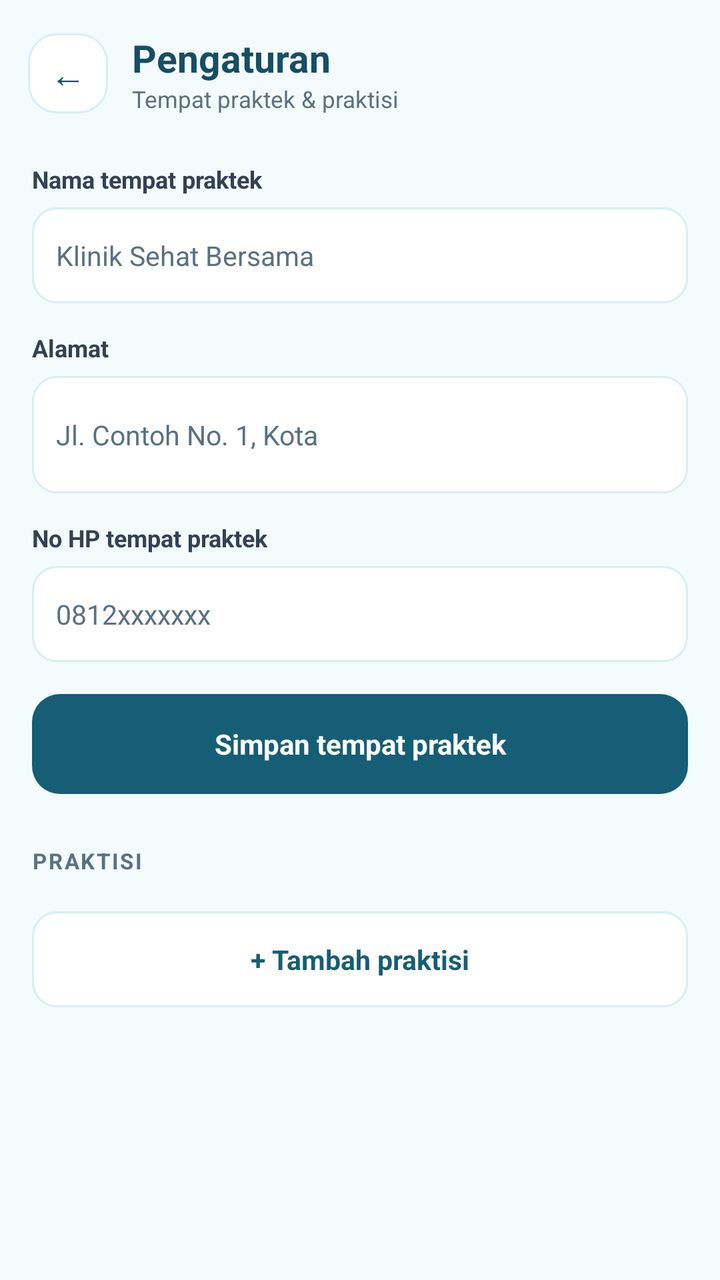
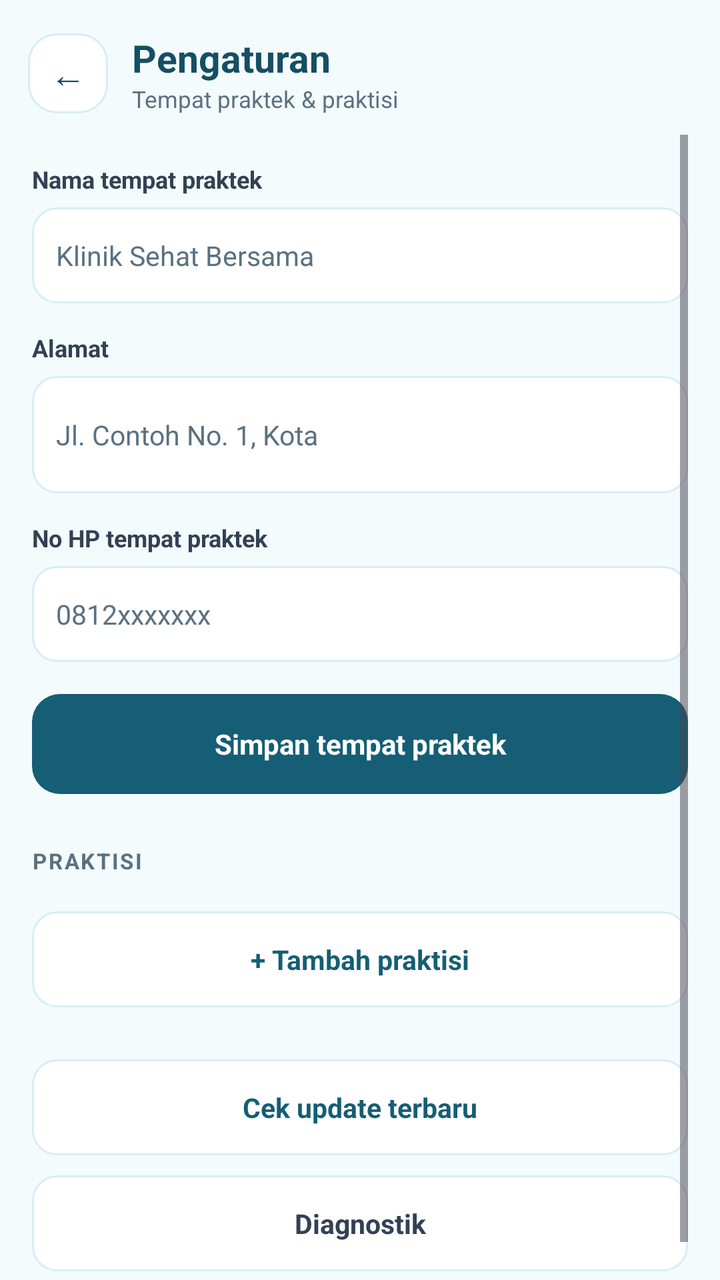

The first picture is an Android layout as it rendered before a commit; the second is the same layout after the commit. The layout source and the unified diff follow.
<!-- AndroidManifest.xml: application theme Theme.AcuMedis -->
<!-- res/layout/activity_settings.xml -->
<?xml version="1.0" encoding="utf-8"?>
<LinearLayout xmlns:android="http://schemas.android.com/apk/res/android"
    android:layout_width="match_parent"
    android:layout_height="match_parent"
    android:background="@color/bg"
    android:orientation="vertical">

    <LinearLayout
        android:layout_width="match_parent"
        android:layout_height="wrap_content"
        android:gravity="center_vertical"
        android:orientation="horizontal"
        android:paddingStart="14dp"
        android:paddingTop="16dp"
        android:paddingEnd="16dp"
        android:paddingBottom="10dp">

        <TextView
            android:id="@+id/back"
            android:layout_width="40dp"
            android:layout_height="40dp"
            android:background="@drawable/bg_card"
            android:clickable="true"
            android:focusable="true"
            android:gravity="center"
            android:text="←"
            android:textColor="@color/fg"
            android:textSize="18sp" />

        <LinearLayout
            android:layout_width="0dp"
            android:layout_height="wrap_content"
            android:layout_marginStart="12dp"
            android:layout_weight="1"
            android:orientation="vertical">

            <TextView
                android:layout_width="wrap_content"
                android:layout_height="wrap_content"
                android:text="Pengaturan"
                android:textColor="@color/fg"
                android:textSize="19sp"
                android:textStyle="bold" />

            <TextView
                android:id="@+id/sub"
                android:layout_width="wrap_content"
                android:layout_height="wrap_content"
                android:text="Tempat praktek &amp; praktisi"
                android:textColor="@color/muted"
                android:textSize="11.5sp" />
        </LinearLayout>
    </LinearLayout>

    <ScrollView
        android:layout_width="match_parent"
        android:layout_height="0dp"
        android:layout_weight="1"
        android:paddingStart="16dp"
        android:paddingEnd="16dp">

        <LinearLayout
            android:layout_width="match_parent"
            android:layout_height="wrap_content"
            android:orientation="vertical"
            android:paddingBottom="24dp">

            <TextView
                style="@style/FieldLabel"
                android:text="Nama tempat praktek" />

            <EditText
                android:id="@+id/clinicName"
                style="@style/FieldInput"
                android:hint="Klinik Sehat Bersama"
                android:inputType="textCapWords" />

            <TextView
                style="@style/FieldLabel"
                android:text="Alamat" />

            <EditText
                android:id="@+id/clinicAddress"
                style="@style/FieldInput"
                android:hint="Jl. Contoh No. 1, Kota"
                android:inputType="textCapSentences|textMultiLine"
                android:minLines="2" />

            <TextView
                style="@style/FieldLabel"
                android:text="No HP tempat praktek" />

            <EditText
                android:id="@+id/clinicPhone"
                style="@style/FieldInput"
                android:hint="0812xxxxxxx"
                android:inputType="phone" />

            <TextView
                android:id="@+id/saveBtn"
                android:layout_width="match_parent"
                android:layout_height="50dp"
                android:layout_marginTop="16dp"
                android:background="@drawable/bg_btn"
                android:clickable="true"
                android:focusable="true"
                android:gravity="center"
                android:text="Simpan tempat praktek"
                android:textColor="#FFFFFF"
                android:textSize="14sp"
                android:textStyle="bold" />

            <TextView
                android:layout_width="match_parent"
                android:layout_height="wrap_content"
                android:layout_marginTop="26dp"
                android:text="PRAKTISI"
                android:textColor="@color/muted"
                android:textSize="11sp"
                android:textStyle="bold"
                android:letterSpacing="0.08" />

            <LinearLayout
                android:id="@+id/staffList"
                android:layout_width="match_parent"
                android:layout_height="wrap_content"
                android:layout_marginTop="8dp"
                android:orientation="vertical" />

            <TextView
                android:id="@+id/addStaff"
                android:layout_width="match_parent"
                android:layout_height="48dp"
                android:layout_marginTop="10dp"
                android:background="@drawable/bg_input"
                android:clickable="true"
                android:focusable="true"
                android:gravity="center"
                android:text="+ Tambah praktisi"
                android:textColor="@color/primary_deep"
                android:textSize="13.5sp"
                android:textStyle="bold" />
        </LinearLayout>
    </ScrollView>
</LinearLayout>
<!-- resources referenced by this layout -->
<resources>
  <color name="bg">#FFF4FBFD</color>
  <color name="fg">#FF164E63</color>
  <color name="muted">#FF5A7182</color>
  <color name="primary_deep">#FF155E75</color>
  <!-- drawable bg_btn (drawable) -->
  <?xml version="1.0" encoding="utf-8"?>
  <selector xmlns:android="http://schemas.android.com/apk/res/android">
      <item android:state_pressed="true">
          <shape android:shape="rectangle">
              <solid android:color="@color/primary" />
              <corners android:radius="14dp" />
          </shape>
      </item>
      <item>
          <shape android:shape="rectangle">
              <solid android:color="@color/primary_deep" />
              <corners android:radius="14dp" />
          </shape>
      </item>
  </selector>
  <!-- drawable bg_card (drawable) -->
  <?xml version="1.0" encoding="utf-8"?>
  <shape xmlns:android="http://schemas.android.com/apk/res/android" android:shape="rectangle">
      <solid android:color="@color/card" />
      <stroke android:width="1dp" android:color="@color/border" />
      <corners android:radius="14dp" />
  </shape>
  <!-- drawable bg_input (drawable) -->
  <?xml version="1.0" encoding="utf-8"?>
  <shape xmlns:android="http://schemas.android.com/apk/res/android" android:shape="rectangle">
      <solid android:color="@color/card" />
      <stroke android:width="1dp" android:color="@color/border" />
      <corners android:radius="12dp" />
  </shape>
  <style name="FieldInput">
          <item name="android:layout_width">match_parent</item>
          <item name="android:layout_height">wrap_content</item>
          <item name="android:minHeight">48dp</item>
          <item name="android:background">@drawable/bg_input_focus</item>
          <item name="android:paddingStart">12dp</item>
          <item name="android:paddingEnd">12dp</item>
          <item name="android:paddingTop">12dp</item>
          <item name="android:paddingBottom">12dp</item>
          <item name="android:textColor">@color/fg</item>
          <item name="android:textColorHint">@color/muted</item>
          <item name="android:textSize">13.5sp</item>
      </style>
  <style name="FieldLabel">
          <item name="android:layout_width">match_parent</item>
          <item name="android:layout_height">wrap_content</item>
          <item name="android:layout_marginTop">14dp</item>
          <item name="android:layout_marginBottom">6dp</item>
          <item name="android:textColor">@color/fg2</item>
          <item name="android:textSize">12sp</item>
          <item name="android:textStyle">bold</item>
      </style>
  <color name="primary">#FF0E7490</color>
  <color name="card">#FFFFFFFF</color>
  <color name="border">#FFD7EEF3</color>
  <!-- drawable bg_input_focus (drawable) -->
  <?xml version="1.0" encoding="utf-8"?>
  <selector xmlns:android="http://schemas.android.com/apk/res/android">
      <item android:state_focused="true">
          <shape android:shape="rectangle">
              <solid android:color="@color/card" />
              <stroke android:width="2dp" android:color="@color/primary" />
              <corners android:radius="12dp" />
          </shape>
      </item>
      <item>
          <shape android:shape="rectangle">
              <solid android:color="@color/card" />
              <stroke android:width="1dp" android:color="@color/border" />
              <corners android:radius="12dp" />
          </shape>
      </item>
  </selector>
  <color name="fg2">#FF334155</color>
  <!-- unchanged entries left out for length: 1 -->
</resources>

<!-- the commit's change to res/layout/activity_settings.xml (unified diff, before → after) -->
@@ -140,6 +140,33 @@
                 android:textColor="@color/primary_deep"
                 android:textSize="13.5sp"
                 android:textStyle="bold" />
+            <TextView
+                android:id="@+id/updateBtn"
+                android:layout_width="match_parent"
+                android:layout_height="48dp"
+                android:layout_marginTop="26dp"
+                android:background="@drawable/bg_input"
+                android:clickable="true"
+                android:focusable="true"
+                android:gravity="center"
+                android:text="Cek update terbaru"
+                android:textColor="@color/primary_deep"
+                android:textSize="13.5sp"
+                android:textStyle="bold" />
+
+            <TextView
+                android:id="@+id/diagBtn"
+                android:layout_width="match_parent"
+                android:layout_height="48dp"
+                android:layout_marginTop="10dp"
+                android:background="@drawable/bg_input"
+                android:clickable="true"
+                android:focusable="true"
+                android:gravity="center"
+                android:text="Diagnostik"
+                android:textColor="@color/fg2"
+                android:textSize="13.5sp"
+                android:textStyle="bold" />
         </LinearLayout>
     </ScrollView>
 </LinearLayout>
